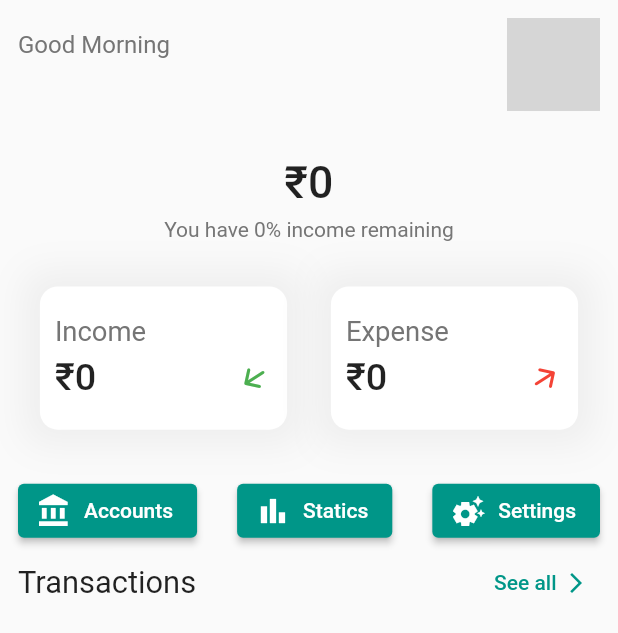
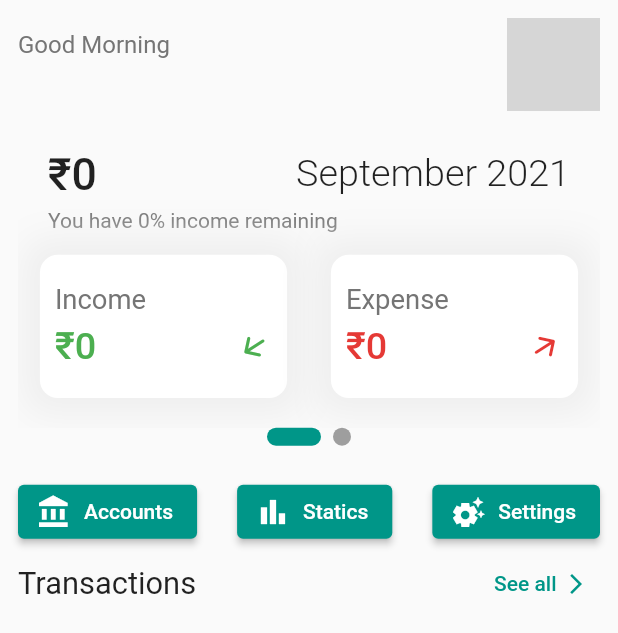
Before and after one commit to hareendranmg/lifelog, a Flutter app: the HomeView screen opened by its route, on a phone screen of 412 x 824 dp. Shown: the top 633 px of the screen. Run offline on Flutter 3.47's test engine with Material 2 defaults, Android fonts, the phone set to English and light mode, and no system bars; drawn by our look-alikes of cached_network_image, smooth_page_indicator; our stand-ins replace flutter_form_builder, flutter_screenutil, get, get_storage, image_cropper, image_picker and 1 more; accounts and stored records are empty; network calls fail; grey boxes are pictures that could not be loaded.

Commit message:
feat: pageview dot indicator implemented in account details home view

```diff
--- /dev/null
+++ b/lib/app/modules/home/controllers/home_base_controller.dart
@@ -0,0 +1,9 @@
+import 'package:flutter/material.dart';
+import 'package:get/get.dart';
+
+import '../../../services/user_services.dart';
+
+class HomeBaseController extends GetxController {
+  final appUser = Get.find<UserService>().appUser!;
+  final pageController = PageController();
+}
--- a/lib/app/modules/home/controllers/home_controller.dart
+++ b/lib/app/modules/home/controllers/home_controller.dart
@@ -1,7 +1,3 @@
-import 'package:get/get.dart';
+import 'home_base_controller.dart';
 
-import '../../../services/user_services.dart';
-
-class HomeController extends GetxController {
-  final appUser = Get.find<UserService>().appUser!;
-}
+class HomeController extends HomeBaseController {}
--- a/lib/app/modules/home/views/home_view.dart
+++ b/lib/app/modules/home/views/home_view.dart
@@ -16,9 +16,9 @@ class HomeView extends GetView<HomeController> {
           padding: const EdgeInsets.all(12),
           children: const [
             Header(),
-            SizedBox(height: 30),
+            SizedBox(height: 5),
             AccountArea(),
-            SizedBox(height: 30),
+            SizedBox(height: 20),
             QuickActions(),
             Transactions(),
           ],
--- a/lib/app/modules/home/views/widgets/account_area.dart
+++ b/lib/app/modules/home/views/widgets/account_area.dart
@@ -1,8 +1,10 @@
 import 'package:flutter/material.dart';
-import 'package:flutter_screenutil/flutter_screenutil.dart';
 import 'package:get/get.dart';
+import 'package:smooth_page_indicator/smooth_page_indicator.dart';
 
-import '../../../../services/account_services.dart';
+import '../../controllers/home_controller.dart';
+import 'all_time_details.dart';
+import 'current_month_details.dart';
 
 class AccountArea extends StatelessWidget {
   const AccountArea({
@@ -12,93 +14,28 @@ class AccountArea extends StatelessWidget {
   @override
   Widget build(BuildContext context) {
     return Column(
-      mainAxisAlignment: MainAxisAlignment.center,
       children: [
-        Text(
-          '₹${Get.find<AccountService>().balance}',
-          style: TextStyle(fontSize: 26.sp, fontWeight: FontWeight.w500),
+        SizedBox(
+          height: Get.height * 0.25,
+          child: PageView.builder(
+            controller: Get.find<HomeController>().pageController,
+            physics: const BouncingScrollPhysics(),
+            itemBuilder: (final context, final i) => const [
+              CurrentMonthDetails(),
+              AllTimeDetails(),
+            ][i % 2],
+          ),
         ),
-        SizedBox(height: 5.h),
-        Text(
-          'You have ${Get.find<AccountService>().remainingPercentage}% income remaining',
-          style: TextStyle(color: Colors.grey[600]),
+        SmoothPageIndicator(
+          controller: Get.find<HomeController>().pageController,
+          count: 2,
+          effect: ExpandingDotsEffect(
+            activeDotColor: Get.theme.primaryColor,
+            dotHeight: 12,
+            dotWidth: 12,
+          ),
         ),
-        SizedBox(height: 25.h),
-        Row(
-          mainAxisAlignment: MainAxisAlignment.spaceAround,
-          children: const [
-            AccountWidget(accountType: 'income'),
-            AccountWidget(accountType: 'expense'),
-          ],
-        )
       ],
     );
   }
 }
-
-class AccountWidget extends StatelessWidget {
-  const AccountWidget({Key? key, required this.accountType}) : super(key: key);
-
-  final String accountType;
-
-  @override
-  Widget build(BuildContext context) {
-    return Container(
-      height: 80.h,
-      width: Get.width * 0.4,
-      padding: const EdgeInsets.all(10),
-      decoration: BoxDecoration(
-        color: Colors.white,
-        borderRadius: BorderRadius.circular(12),
-        boxShadow: [
-          BoxShadow(
-            color: Colors.grey[200]!,
-            blurRadius: 20,
-            spreadRadius: 10,
-          )
-        ],
-      ),
-      child: Row(
-        children: [
-          Expanded(
-            child: Column(
-              crossAxisAlignment: CrossAxisAlignment.start,
-              mainAxisAlignment: MainAxisAlignment.center,
-              children: [
-                Text(
-                  accountType == 'income' ? 'Income' : 'Expense',
-                  style: TextStyle(fontSize: 16.sp, color: Colors.grey[600]),
-                ),
-                SizedBox(height: 5.h),
-                Row(
-                  children: [
-                    Text(
-                      accountType == 'income'
-                          ? '₹${Get.find<AccountService>().income}'
-                          : '₹${Get.find<AccountService>().expense}',
-                      style: TextStyle(
-                        fontSize: 22.sp,
-                        fontWeight: FontWeight.w500,
-                      ),
-                    ),
-                    const Spacer(),
-                    Transform.rotate(
-                      angle: 1,
-                      child: Icon(
-                        accountType == 'income'
-                            ? Icons.arrow_downward_rounded
-                            : Icons.arrow_upward_rounded,
-                        color:
-                            accountType == 'income' ? Colors.green : Colors.red,
-                      ),
-                    ),
-                  ],
-                ),
-              ],
-            ),
-          ),
-        ],
-      ),
-    );
-  }
-}
--- /dev/null
+++ b/lib/app/modules/home/views/widgets/account_details.dart
@@ -0,0 +1,76 @@
+import 'package:flutter/material.dart';
+import 'package:flutter_screenutil/flutter_screenutil.dart';
+import 'package:get/get.dart';
+
+import '../../../../services/account_services.dart';
+
+class AccountWidget extends StatelessWidget {
+  const AccountWidget({Key? key, required this.accountType}) : super(key: key);
+
+  final String accountType;
+
+  @override
+  Widget build(BuildContext context) {
+    return Container(
+      height: 80.h,
+      width: Get.width * 0.4,
+      padding: const EdgeInsets.all(10),
+      decoration: BoxDecoration(
+        color: Colors.white,
+        borderRadius: BorderRadius.circular(12),
+        boxShadow: [
+          BoxShadow(
+            color: Colors.grey[200]!,
+            blurRadius: 20,
+            spreadRadius: 10,
+          )
+        ],
+      ),
+      child: Row(
+        children: [
+          Expanded(
+            child: Column(
+              crossAxisAlignment: CrossAxisAlignment.start,
+              mainAxisAlignment: MainAxisAlignment.center,
+              children: [
+                Text(
+                  accountType == 'income' ? 'Income' : 'Expense',
+                  style: TextStyle(fontSize: 16.sp, color: Colors.grey[600]),
+                ),
+                SizedBox(height: 5.h),
+                Row(
+                  children: [
+                    Text(
+                      accountType == 'income'
+                          ? '₹${Get.find<AccountService>().income}'
+                          : '₹${Get.find<AccountService>().expense}',
+                      style: TextStyle(
+                        fontSize: 22.sp,
+                        fontWeight: FontWeight.w500,
+                        color: accountType == 'income'
+                            ? Colors.green
+                            : Colors.red[600],
+                      ),
+                    ),
+                    const Spacer(),
+                    Transform.rotate(
+                      angle: 1,
+                      child: Icon(
+                        accountType == 'income'
+                            ? Icons.arrow_downward_rounded
+                            : Icons.arrow_upward_rounded,
+                        color: accountType == 'income'
+                            ? Colors.green
+                            : Colors.red[600],
+                      ),
+                    ),
+                  ],
+                ),
+              ],
+            ),
+          ),
+        ],
+      ),
+    );
+  }
+}
--- /dev/null
+++ b/lib/app/modules/home/views/widgets/all_time_details.dart
@@ -0,0 +1,38 @@
+import 'package:flutter/material.dart';
+import 'package:flutter_screenutil/flutter_screenutil.dart';
+import 'package:get/get.dart';
+
+import '../../../../services/account_services.dart';
+import 'account_details.dart';
+
+class AllTimeDetails extends StatelessWidget {
+  const AllTimeDetails({
+    Key? key,
+  }) : super(key: key);
+
+  @override
+  Widget build(BuildContext context) {
+    return Column(
+      mainAxisAlignment: MainAxisAlignment.center,
+      children: [
+        Text(
+          '₹${Get.find<AccountService>().balance}',
+          style: TextStyle(fontSize: 26.sp, fontWeight: FontWeight.w500),
+        ),
+        SizedBox(height: 5.h),
+        Text(
+          'You have ${Get.find<AccountService>().remainingPercentage}% income remaining',
+          style: TextStyle(color: Colors.grey[600]),
+        ),
+        SizedBox(height: 25.h),
+        Row(
+          mainAxisAlignment: MainAxisAlignment.spaceAround,
+          children: const [
+            AccountWidget(accountType: 'income'),
+            AccountWidget(accountType: 'expense'),
+          ],
+        )
+      ],
+    );
+  }
+}
--- /dev/null
+++ b/lib/app/modules/home/views/widgets/current_month_details.dart
@@ -0,0 +1,56 @@
+import 'package:flutter/material.dart';
+import 'package:flutter_screenutil/flutter_screenutil.dart';
+import 'package:get/get.dart';
+import 'package:intl/intl.dart';
+
+import '../../../../services/account_services.dart';
+import 'account_details.dart';
+
+class CurrentMonthDetails extends StatelessWidget {
+  const CurrentMonthDetails({
+    Key? key,
+  }) : super(key: key);
+
+  @override
+  Widget build(BuildContext context) {
+    return Column(
+      mainAxisAlignment: MainAxisAlignment.center,
+      children: [
+        Container(
+          padding: const EdgeInsets.symmetric(horizontal: 20),
+          alignment: Alignment.topLeft,
+          child: Row(
+            mainAxisAlignment: MainAxisAlignment.spaceBetween,
+            children: [
+              Text(
+                '₹${Get.find<AccountService>().balance}',
+                style: TextStyle(fontSize: 26.sp, fontWeight: FontWeight.w500),
+              ),
+              Text(
+                DateFormat.yMMMM().format(DateTime.now()),
+                style: TextStyle(fontSize: 22.sp, fontWeight: FontWeight.w300),
+              ),
+            ],
+          ),
+        ),
+        const SizedBox(height: 5),
+        Container(
+          padding: const EdgeInsets.only(left: 20),
+          alignment: Alignment.topLeft,
+          child: Text(
+            'You have ${Get.find<AccountService>().remainingPercentage}% income remaining',
+            style: TextStyle(color: Colors.grey[600]),
+          ),
+        ),
+        const SizedBox(height: 15),
+        Row(
+          mainAxisAlignment: MainAxisAlignment.spaceAround,
+          children: const [
+            AccountWidget(accountType: 'income'),
+            AccountWidget(accountType: 'expense'),
+          ],
+        )
+      ],
+    );
+  }
+}
```
Also changed, not shown: pubspec.lock.
